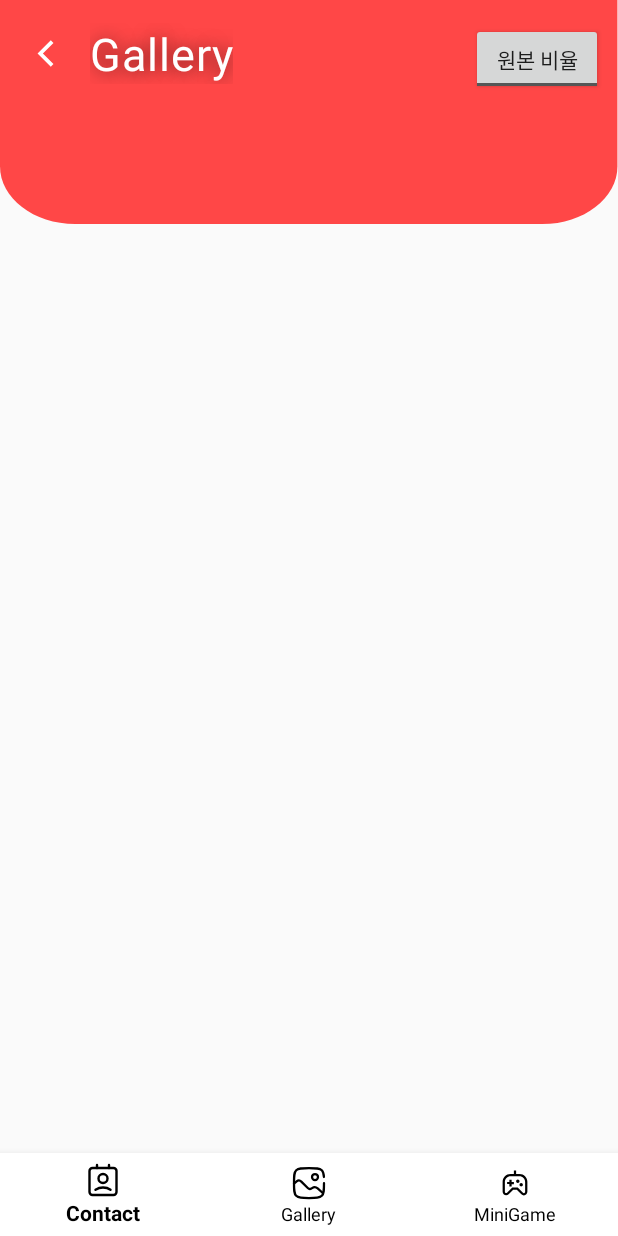
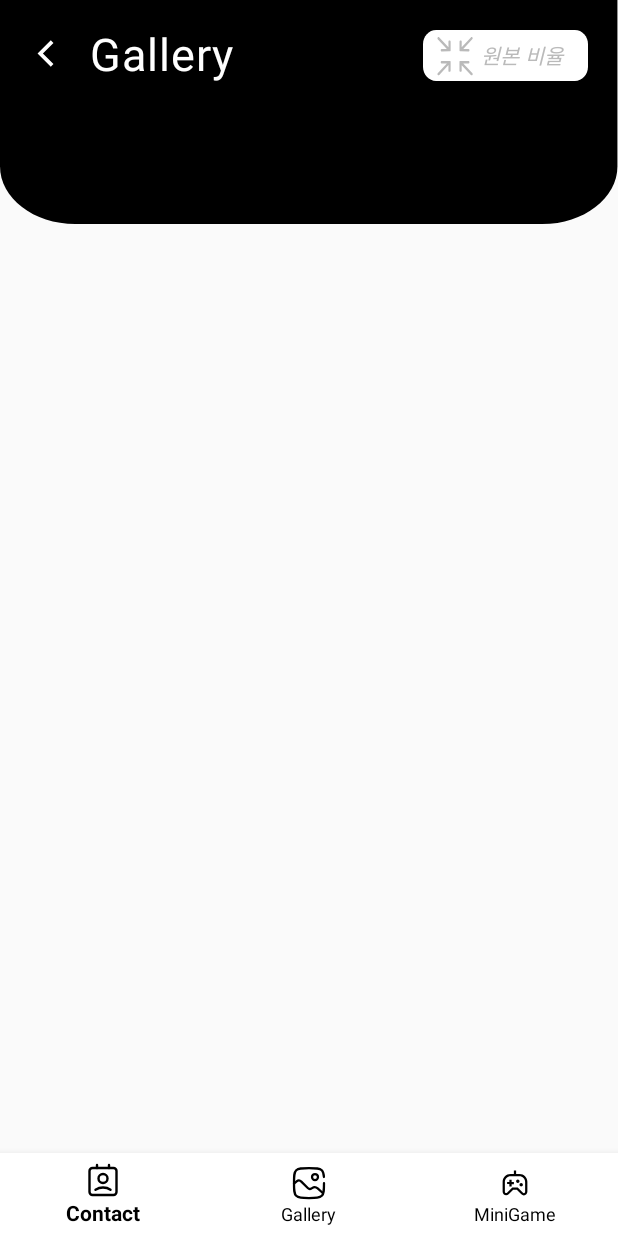
Before and after one commit to najiyeon/3M_Mad_Memoir_Mix, an Android app: the layout activity_gallery.xml on its own in the app's theme, with its tools: preview values and no code run, on a phone screen of 412 x 824 dp. Run offline under Robolectric (Android 15) with nearby library versions, the phone set to English and light mode, and no system bars.

Commit message:
gallery head ui

```diff
--- a/MadMemoirMix/app/src/main/res/drawable/head_box2.xml
+++ b/MadMemoirMix/app/src/main/res/drawable/head_box2.xml
@@ -4,6 +4,6 @@
     android:viewportWidth="95"
     android:viewportHeight="45">
     <path
-        android:fillColor="#FF4747"
+        android:fillColor="#000000"
         android:pathData="M0 0h94.91v33.23c0 6.38-5.17 11.56-11.55 11.56h-71.8C5.17 44.79 0 39.6 0 33.23V0Z"/>
 </vector>
--- /dev/null
+++ b/MadMemoirMix/app/src/main/res/drawable/img_off.xml
@@ -0,0 +1,12 @@
+<vector xmlns:android="http://schemas.android.com/apk/res/android"
+    android:width="126dp"
+    android:height="36dp"
+    android:viewportWidth="126"
+    android:viewportHeight="36">
+    <path
+        android:fillColor="#FFFFFF"
+        android:pathData="M0 10c0-5.52 4.48-10 10-10h106c5.52 0 10 4.48 10 10v16c0 5.52-4.48 10-10 10h-106c-5.52 0-10-4.48-10-10z"/>
+    <path
+        android:fillColor="#BABABA"
+        android:pathData="M21.1 14.14v-6.1c-0.02-0.35-0.3-0.55-0.64-0.56h-0.43c-0.34 0-0.61 0.3-0.6 0.63l0.02 4.1-7.01-6.96c-0.33-0.33-0.86-0.33-1.2 0-0.32 0.33-0.32 0.86 0 1.2l6.99 6.93h-3.98c-0.34 0-0.66 0.24-0.7 0.64v0.43c0 0.35 0.28 0.63 0.62 0.64l6.05-0.03h0.01 0.31c0.17 0.01 0.32-0.05 0.43-0.16 0.11-0.11 0.15-0.27 0.15-0.44l-0.03-0.3 0.02-0.02Zm6.93 0.76c0.1 0.1 0.26 0.17 0.43 0.17h0.3l0.02-0.01 6.05 0.03c0.34-0.01 0.62-0.3 0.63-0.64v-0.43c-0.06-0.4-0.37-0.64-0.71-0.63l-3.98-0.01 6.98-6.94c0.33-0.33 0.33-0.86 0-1.2-0.33-0.32-0.86-0.32-1.19 0l-7.01 6.97 0.02-4.1c0.01-0.34-0.26-0.64-0.6-0.63h-0.43C28.2 7.5 27.92 7.7 27.9 8.04l-0.02 6.1 0.02 0.01-0.03 0.31c0 0.17 0.04 0.33 0.15 0.44Zm-7.06 7.18c-0.1-0.11-0.26-0.18-0.43-0.18l-0.3 0.01h-0.02l-6.05-0.02c-0.34 0-0.62 0.29-0.63 0.63v0.43c0.05 0.4 0.37 0.64 0.7 0.63l4 0.01-7 6.96c-0.32 0.33-0.32 0.87 0 1.2 0.34 0.33 0.87 0.33 1.2 0l7-6.99-0.01 4.12c-0.01 0.35 0.26 0.64 0.6 0.64h0.43c0.34-0.01 0.62-0.22 0.63-0.56l0.02-6.1s-0.02 0-0.02-0.02l0.03-0.33c0-0.17-0.04-0.33-0.15-0.44Zm9.8 1.51h3.98c0.34 0 0.66-0.23 0.7-0.64v-0.43c0-0.34-0.28-0.62-0.62-0.63h-6.05-0.01l-0.36-0.01c-0.17 0-0.33 0.11-0.44 0.22-0.1 0.11-0.15 0.27-0.14 0.44l0.03 0.3-0.02 0.02 0.02 6.1c0 0.35 0.29 0.55 0.63 0.56h0.46c0.34 0 0.6-0.3 0.6-0.63l-0.02-4.08 7.03 6.94c0.33 0.33 0.86 0.33 1.2 0 0.32-0.33 0.32-0.86 0-1.2l-7-6.96Z"/>
+</vector>
--- /dev/null
+++ b/MadMemoirMix/app/src/main/res/drawable/img_on.xml
@@ -0,0 +1,12 @@
+<vector xmlns:android="http://schemas.android.com/apk/res/android"
+    android:width="126dp"
+    android:height="36dp"
+    android:viewportWidth="126"
+    android:viewportHeight="36">
+    <path
+        android:fillColor="#FFFFFF"
+        android:pathData="M0 10c0-5.52 4.48-10 10-10h106c5.52 0 10 4.48 10 10v16c0 5.52-4.48 10-10 10h-106c-5.52 0-10-4.48-10-10z"/>
+    <path
+        android:fillColor="#BABABA"
+        android:pathData="M29.08 15.1l7.26-7.2-0.02 4.08c0 0.34 0.26 0.64 0.6 0.63h0.44c0.34 0 0.62-0.21 0.63-0.55L38 5.96l-0.03-0.01 0.04-0.31c0-0.17-0.04-0.32-0.15-0.43-0.11-0.11-0.26-0.18-0.43-0.17h-0.31-0.02l-6.05-0.02c-0.34 0-0.62 0.29-0.63 0.63v0.43c0.05 0.4 0.37 0.64 0.7 0.63l4 0.01-7.24 7.2c-0.33 0.32-0.33 0.86 0 1.19 0.33 0.33 0.87 0.33 1.2 0Zm-9.14 6.8l-7.26 7.19 0.03-4.07c0-0.34-0.27-0.64-0.6-0.63h-0.47c-0.34 0-0.62 0.21-0.63 0.55L11 31.04l0.03 0.01-0.04 0.3c0 0.18 0.04 0.33 0.15 0.44 0.11 0.11 0.26 0.18 0.43 0.17h0.31 0.02l6.08 0.02c0.34 0 0.62-0.29 0.63-0.63v-0.43c-0.05-0.4-0.37-0.64-0.71-0.63l-3.99-0.01 7.23-7.19c0.33-0.33 0.33-0.86 0-1.2-0.33-0.32-0.86-0.32-1.19 0Zm18.07 9.13l-0.02-6.09c0-0.34-0.3-0.54-0.63-0.55h-0.44c-0.34 0-0.6 0.29-0.6 0.63l0.02 4.09-7.25-7.21c-0.33-0.33-0.87-0.33-1.2 0-0.33 0.33-0.33 0.86 0 1.19l7.24 7.19h-4c-0.33 0-0.65 0.23-0.7 0.64v0.43c0 0.34 0.29 0.62 0.63 0.63l6.05-0.03h0.02l0.3 0.01c0.18 0 0.33-0.06 0.44-0.17 0.11-0.1 0.15-0.26 0.15-0.43l-0.04-0.31 0.03-0.02ZM13.9 6.73l3.98-0.02c0.34 0.01 0.66-0.23 0.7-0.63V5.65c0-0.34-0.28-0.62-0.62-0.63l-6.08 0.02h-0.02-0.3c-0.18-0.01-0.33 0.06-0.44 0.17-0.11 0.1-0.15 0.26-0.15 0.43l0.04 0.3-0.03 0.03 0.02 6.09c0 0.34 0.3 0.54 0.63 0.55h0.46c0.34 0 0.61-0.29 0.6-0.63L12.69 7.9l7.26 7.2c0.33 0.32 0.86 0.32 1.2 0 0.32-0.33 0.32-0.87 0-1.2L13.9 6.72Z"/>
+</vector>
--- /dev/null
+++ b/MadMemoirMix/app/src/main/res/drawable/toggle_background.xml
@@ -0,0 +1,5 @@
+<?xml version="1.0" encoding="utf-8"?>
+<selector xmlns:android="http://schemas.android.com/apk/res/android">
+    <item android:state_checked="true" android:drawable="@drawable/img_on" />
+    <item android:drawable="@drawable/img_off" />
+</selector>
--- a/MadMemoirMix/app/src/main/res/layout/activity_gallery.xml
+++ b/MadMemoirMix/app/src/main/res/layout/activity_gallery.xml
@@ -42,14 +42,19 @@
 
     <ToggleButton
         android:id="@+id/toggleButton"
-        android:layout_width="wrap_content"
-        android:layout_height="wrap_content"
-        android:layout_marginTop="15dp"
-        android:layout_marginEnd="10dp"
+        android:layout_width="110dp"
+        android:layout_height="34dp"
+        android:layout_marginEnd="20dp"
+        android:background="@drawable/toggle_background"
+        android:foreground="?android:attr/selectableItemBackground"
         android:textOn="정방형"
         android:textOff="원본 비율"
+        android:textColor="#BABABA"
+        android:textStyle="italic"
+        android:paddingStart="22dp"
         app:layout_constraintEnd_toEndOf="parent"
-        app:layout_constraintTop_toTopOf="parent" />
+        app:layout_constraintTop_toTopOf="@id/gallery_head"
+        android:layout_marginTop="20dp"/>
 
     <RelativeLayout
         android:id="@+id/imageGalleryLayout"
```
